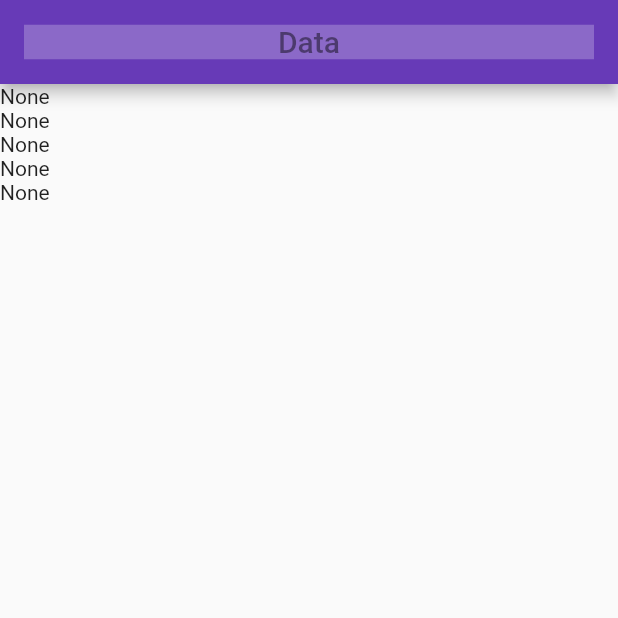
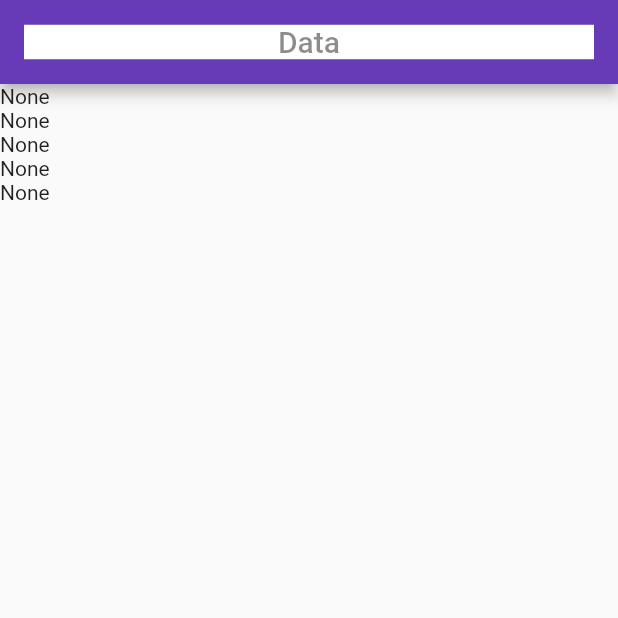
Before and after one commit to SyedMahide/flutter, a Flutter app: the screen it shows after launch, on a phone screen of 412 x 824 dp, the top half of it. Run offline on Flutter 3.47's test engine with Material 2 defaults, Android fonts, the phone set to English and light mode, and no system bars.

Commit message:
changed color

```diff
--- a/lib/main.dart
+++ b/lib/main.dart
@@ -13,7 +13,7 @@ class Newapp extends StatelessWidget{
         backgroundColor: Colors.deepPurple,
         title: Container(
           width: double.infinity,
-          color: Colors.white24,
+          color: Colors.white,
           child: Text(
             'Data',
             style: TextStyle(
```
